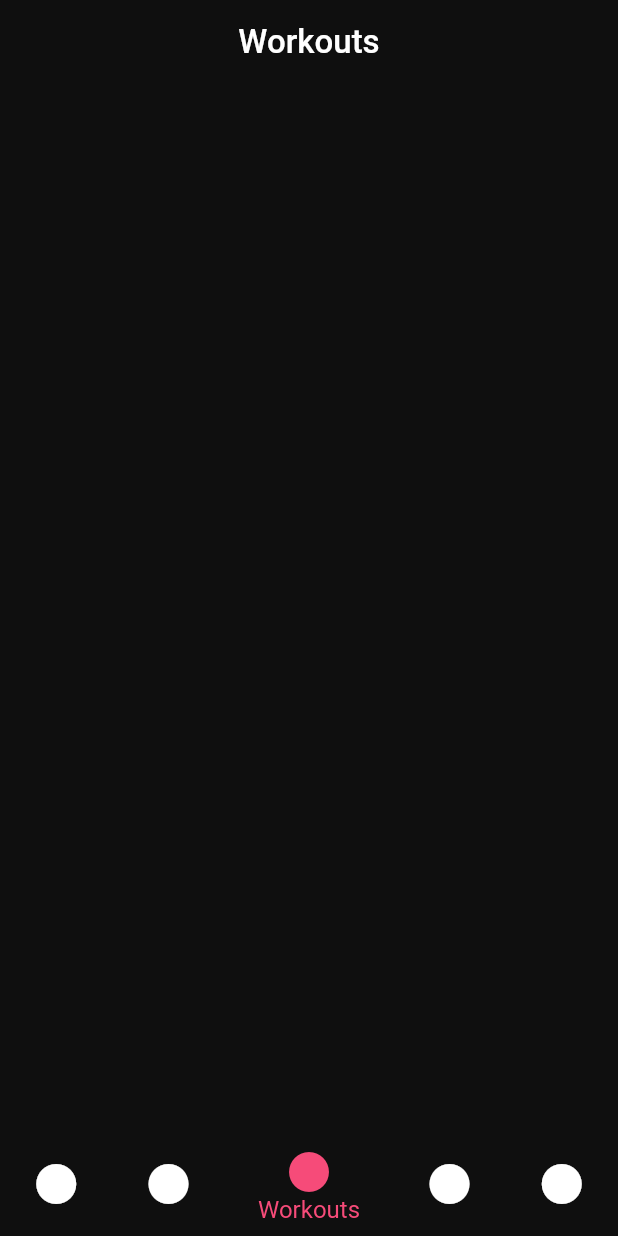
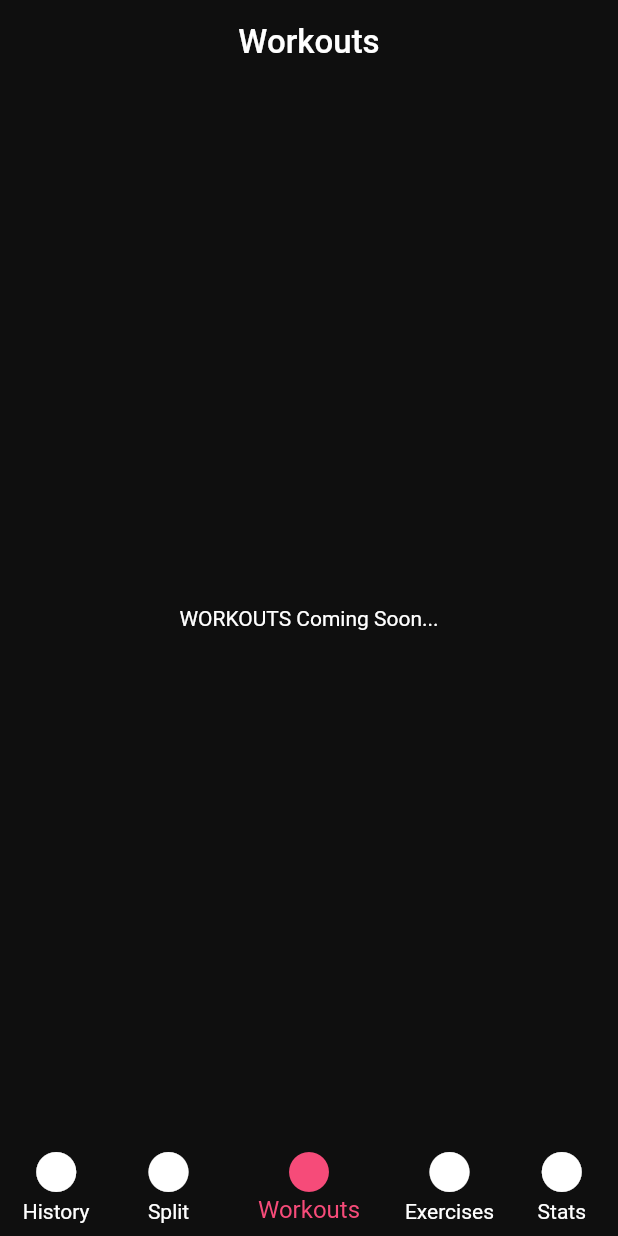
Before and after one commit to aaronjc15128/lift, a Flutter app: the screen it shows after launch, on a phone screen of 412 x 824 dp. Run offline on Flutter 3.47's test engine with Material 2 defaults, Android fonts, the phone set to English and light mode, and no system bars.

Commit message:
Added coming soon messages and changed some navbar settings

```diff
--- a/lib/main.dart
+++ b/lib/main.dart
@@ -48,12 +48,54 @@ class _AppState extends State<App> {
 
 
   List<Widget> pages() => <Widget>[
-    Column(),
-    Column(),
-    Column(),
-    Column(),
-    Column(),
 
+    // History
+    Column(
+      mainAxisAlignment: MainAxisAlignment.center,
+      crossAxisAlignment: CrossAxisAlignment.stretch,
+
+      children: <Widget>[
+        Text("HISTORY Coming Soon...", textAlign: TextAlign.center, style: TextStyle(color: themeColors["Text"]))
+      ],
+    ),
+
+    // Split
+    Column(
+      mainAxisAlignment: MainAxisAlignment.center,
+      crossAxisAlignment: CrossAxisAlignment.stretch,
+      children: <Widget>[
+        Text("SPLIT Coming Soon...", textAlign: TextAlign.center, style: TextStyle(color: themeColors["Text"]))
+      ],
+    ),
+
+    // Workouts
+    Column(
+      mainAxisAlignment: MainAxisAlignment.center,
+      crossAxisAlignment: CrossAxisAlignment.stretch,
+
+      children: <Widget>[
+        Text("WORKOUTS Coming Soon...", textAlign: TextAlign.center, style: TextStyle(color: themeColors["Text"])),
+      ],
+    ),
+
+    // Exercises
+    Column(
+      mainAxisAlignment: MainAxisAlignment.center,
+      crossAxisAlignment: CrossAxisAlignment.stretch,
+
+      children: <Widget>[
+        Text("EXERCISES Coming Soon...", textAlign: TextAlign.center, style: TextStyle(color: themeColors["Text"]))
+      ],
+    ),
+
+    // Stats
+    Column(
+      mainAxisAlignment: MainAxisAlignment.center,
+      crossAxisAlignment: CrossAxisAlignment.stretch,
+      children: <Widget>[
+        Text("STATS Coming Soon...", textAlign: TextAlign.center, style: TextStyle(color: themeColors["Text"]))
+      ],
+    ),
 
   ];
 
@@ -100,7 +142,8 @@ class _AppState extends State<App> {
             data: Theme.of(context).copyWith(canvasColor: Colors.transparent),
             child: BottomNavigationBar(
               elevation: 0,
-              backgroundColor: Colors.transparent,
+              showSelectedLabels: true,
+              showUnselectedLabels: true,
               selectedItemColor: themeColors["Accent"],
               unselectedItemColor: themeColors["Text"],
               selectedFontSize: 16,
```
